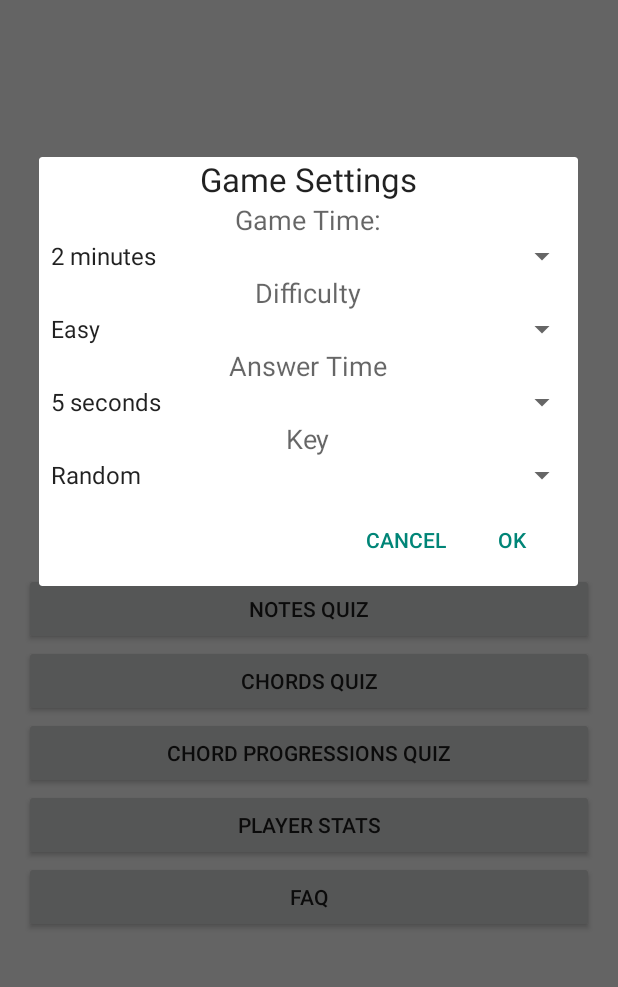
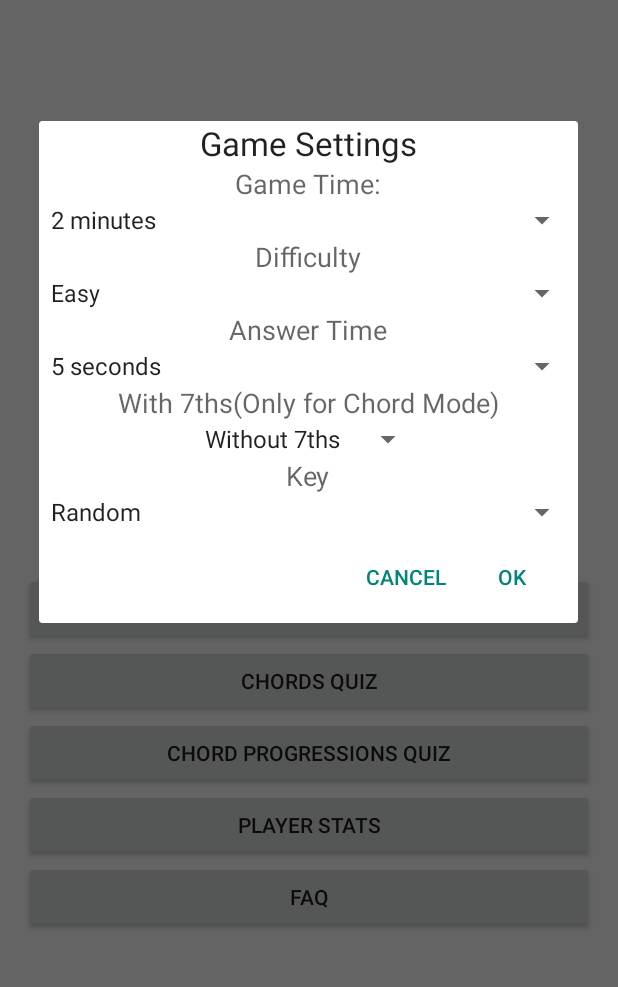
Before and after one commit to juanlet/TT, an Android app: the screen it shows after launch (MainActivity), after a tap on "Settings", on a phone screen of 412 x 824 dp, the part 246-1233 px from its top. Run offline under Robolectric (Android 15) with nearby library versions, the phone set to English and light mode, and no system bars; libraries missing offline, so code that uses them is left out: android.support.v7.

Commit message:
-Agregada la opción de con o sin séptimas en las preferences -Actualizada la base de datos con algunos errores que tenía, hubo que cambiarle el nombre sino android studio no lo toma el archivo de assets/databases -Actualizada la clase KeyManager, se agregó el método getNotes(). Si el usuario seleccionó modo random se trae todo de la base, si el usuario seleccionó una tonalidad en particular le devuelve los 7 registros para que la clase Game los administre y pregunte al usuario

```diff
--- a/app/src/main/java/com/example/juan/traspositiontrainer/MainActivity.java
+++ b/app/src/main/java/com/example/juan/traspositiontrainer/MainActivity.java
@@ -20,16 +20,16 @@ public class MainActivity extends ActionBarActivity {
 
 
 
-        /*llamo a la base de datos
-       KeyManager db=new KeyManager(this);
+        //llamo a la base de datos
+     /*  KeyManager db=new KeyManager(this);
 
-       Cursor c=db.getKeys();
+       Cursor c=db.getNotes();
 
 
 
         Toast.makeText(this, c.getCount()+ " registros devueltos" , Toast.LENGTH_LONG).show();*/
 
-//
+
 
     }
 
--- a/app/src/main/res/layout/settings_layout.xml
+++ b/app/src/main/res/layout/settings_layout.xml
@@ -65,6 +65,22 @@
         android:layout_width="wrap_content"
         android:layout_height="wrap_content"
         android:textAppearance="?android:attr/textAppearanceMedium"
+        android:text="@string/w7_text"
+        android:id="@+id/w_7_text"
+        android:layout_gravity="center_horizontal"/>
+
+    <Spinner
+        android:layout_width="wrap_content"
+        android:layout_height="wrap_content"
+        android:layout_gravity="center_horizontal"
+        android:id="@+id/w_7th_spinner"
+        android:entries="@array/w_7th"
+        android:spinnerMode="dialog" />
+
+    <TextView
+        android:layout_width="wrap_content"
+        android:layout_height="wrap_content"
+        android:textAppearance="?android:attr/textAppearanceMedium"
         android:text="Key"
         android:id="@+id/key_text"
         android:layout_gravity="center_horizontal"/>
@@ -74,9 +90,8 @@
         android:layout_height="wrap_content"
         android:id="@+id/key_spinner"
         android:layout_gravity="center_horizontal"
-        android:spinnerMode="dropdown"
-        android:entries="@array/key_spinner"
-        android:gravity="center"/>
+        android:spinnerMode="dialog"
+        android:entries="@array/key_spinner" />
 
     <TextView
         android:layout_width="wrap_content"
@@ -91,6 +106,6 @@
         android:layout_height="wrap_content"
         android:id="@+id/scale_spinner"
         android:layout_gravity="center_horizontal"
-        android:spinnerMode="dropdown"
+        android:spinnerMode="dialog"
         android:entries="@array/scale_spinner"/>
 </LinearLayout>
--- a/app/src/main/res/values/strings.xml
+++ b/app/src/main/res/values/strings.xml
@@ -8,6 +8,7 @@
     <string name="chord_progression_button">CHORD PROGRESSIONS QUIZ</string>
     <string name="player_stats_button">Player Stats</string>
     <string name="faq_button">FAQ</string>
+    <string name="w7_text">With 7ths(Only for Chord Mode)</string>
 
 
     <string-array name="answer_time">
@@ -26,6 +27,11 @@
         <item>Easy</item>
         <item>Normal</item>
         <item>Hard</item>
+    </string-array>
+
+    <string-array name="w_7th">
+        <item>Without 7ths</item>
+        <item>With 7ths</item>
     </string-array>
 
     <string-array name="scale_spinner">
```
Also changed, not shown: app/src/main/java/com/example/juan/traspositiontrainer/KeyManager.java (+60 -10 lines), app/src/main/java/com/example/juan/traspositiontrainer/MyDialogFragment.java (+20 -1 lines), 2 other files.
